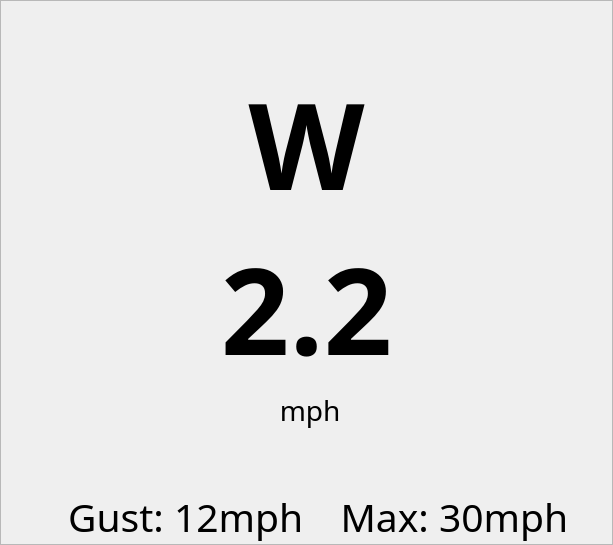
Qt form ui/wind.ui (noblecloud/LevityDash) before a commit.
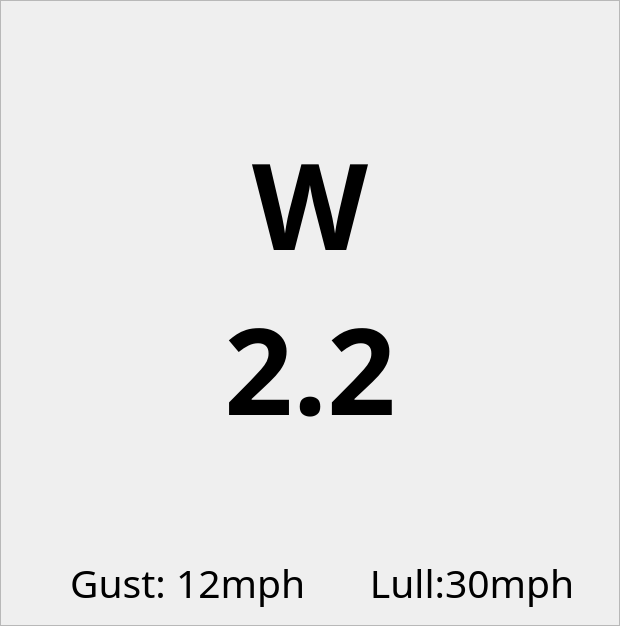
The same form after that commit. Custom widgets are drawn as their Qt base class.

What changed in the file:
```diff
--- a/ui/wind.ui
+++ b/ui/wind.ui
@@ -6,8 +6,8 @@
    <rect>
     <x>0</x>
     <y>0</y>
-    <width>613</width>
-    <height>382</height>
+	   <width>620</width>
+	   <height>626</height>
    </rect>
   </property>
   <property name="font">
@@ -32,13 +32,13 @@
     <number>0</number>
    </property>
    <property name="topMargin">
-    <number>0</number>
+		  <number>15</number>
    </property>
    <property name="rightMargin">
     <number>0</number>
    </property>
    <property name="bottomMargin">
-    <number>0</number>
+		  <number>15</number>
    </property>
    <item>
     <widget class="QFrame" name="mainFrame">
@@ -78,10 +78,23 @@
        </spacer>
       </item>
       <item>
-       <layout class="QVBoxLayout" name="centerCluster" stretch="5,2,2,0">
+			 <layout class="QVBoxLayout" name="centerCluster" stretch="0,5,2">
         <property name="spacing">
          <number>0</number>
         </property>
+				 <item>
+					 <spacer name="verticalSpacer">
+						 <property name="orientation">
+							 <enum>Qt::Vertical</enum>
+						 </property>
+						 <property name="sizeHint" stdset="0">
+							 <size>
+								 <width>20</width>
+								 <height>20</height>
+							 </size>
+						 </property>
+					 </spacer>
+				 </item>
         <item>
          <widget class="DynamicLabel" name="directionLabel">
           <property name="sizePolicy">
@@ -130,44 +143,6 @@
           </property>
          </widget>
         </item>
-        <item>
-         <widget class="QLabel" name="unit">
-          <property name="sizePolicy">
-           <sizepolicy hsizetype="Preferred" vsizetype="Maximum">
-            <horstretch>0</horstretch>
-            <verstretch>0</verstretch>
-           </sizepolicy>
-          </property>
-          <property name="font">
-           <font>
-            <family>SF Pro Rounded</family>
-            <pointsize>21</pointsize>
-           </font>
-          </property>
-          <property name="text">
-           <string> mph</string>
-          </property>
-          <property name="alignment">
-           <set>Qt::AlignHCenter|Qt::AlignTop</set>
-          </property>
-          <property name="indent">
-           <number>0</number>
-          </property>
-         </widget>
-        </item>
-        <item>
-         <spacer name="verticalSpacer">
-          <property name="orientation">
-           <enum>Qt::Vertical</enum>
-          </property>
-          <property name="sizeHint" stdset="0">
-           <size>
-            <width>20</width>
-            <height>40</height>
-           </size>
-          </property>
-         </spacer>
-        </item>
        </layout>
       </item>
       <item>
@@ -289,7 +264,7 @@
          </font>
         </property>
         <property name="text">
-         <string>Max: </string>
+			   <string>Lull:</string>
         </property>
         <property name="alignment">
          <set>Qt::AlignRight|Qt::AlignTrailing|Qt::AlignVCenter</set>
```
Lines whose indentation alone changed are shown as unchanged.
